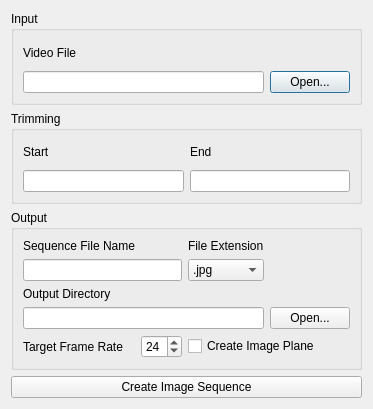
Before: the Qt Designer form ui/main_dialog.ui in JaimeFlorian27/reference-importer, drawn with Qt 5.
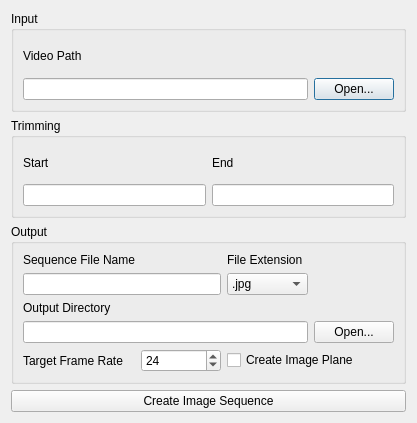
After: the same form once the commit is applied.

Commit message: feat: launching ui from .ui file. refactored name for ui elements to follow pep8 more closely

```diff
--- a/ui/main_dialog.ui
+++ b/ui/main_dialog.ui
@@ -6,8 +6,8 @@
    <rect>
     <x>0</x>
     <y>0</y>
-    <width>329</width>
-    <height>409</height>
+    <width>417</width>
+    <height>423</height>
    </rect>
   </property>
   <property name="windowTitle">
@@ -23,7 +23,7 @@
       <item row="0" column="0">
        <widget class="QLabel" name="label_video_file">
         <property name="text">
-         <string>Video File</string>
+         <string>Video Path</string>
         </property>
        </widget>
       </item>
```
Left out of the diff: 18 changed lines with no effect on the pictures. The commit also changes 2 other files.
